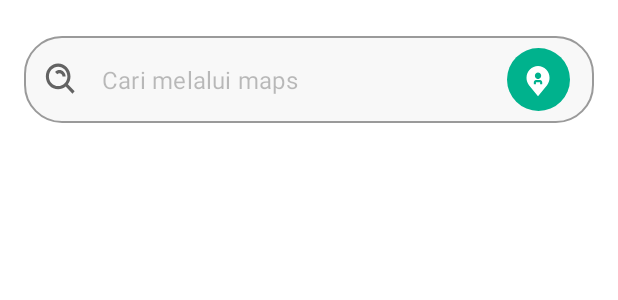
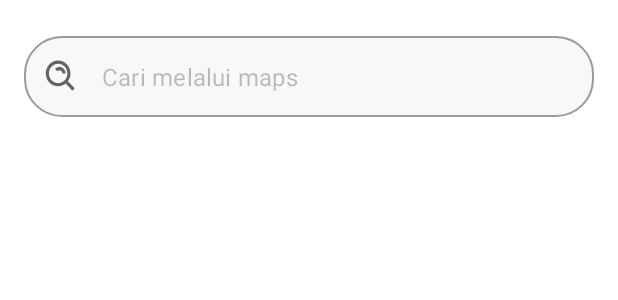
Before and after one commit to womenincode/CapstoneSIBDicoding-097-Fotokui, an Android app: the layout item_find_photographer_search_input.xml on its own in the app's theme, with its tools: preview values and no code run, on a phone screen of 412 x 824 dp. Shown: the top 300 px of the screen. Run offline under Robolectric (Android 15) with nearby library versions, the phone set to English and light mode, and no system bars.

Commit message:
Update search user component

```diff
--- a/app/src/main/res/layout/item_find_photographer_search_input.xml
+++ b/app/src/main/res/layout/item_find_photographer_search_input.xml
@@ -23,8 +23,7 @@
             android:layout_width="match_parent"
             android:layout_height="wrap_content"
             android:text="@string/search_from_maps"
-            android:padding="8dp"
-            android:drawableEnd="@drawable/ic_search_location"
+            android:padding="16dp"
             android:enabled="false" />
 
     </com.google.android.material.textfield.TextInputLayout>
```
